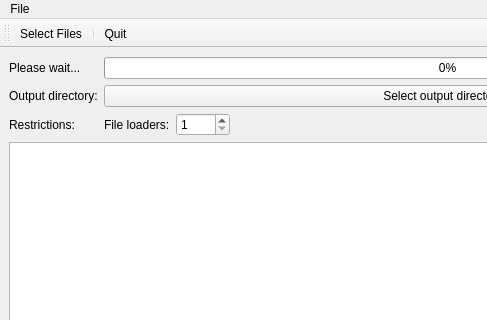
Before: the Qt Designer form examples/ThumbNailer/MainWindow.ui in KDE/threadweaver, drawn with Qt 5; both pictures show x 0 to 487 and y 0 to 320 of the 800 by 600 pixel window.
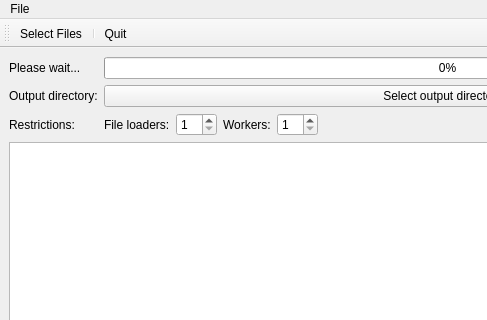
After: the same form once the commit is applied.

Commit message: Implement setting the thread cap from the UI.

```diff
--- a/examples/ThumbNailer/MainWindow.ui
+++ b/examples/ThumbNailer/MainWindow.ui
@@ -67,7 +67,24 @@
            <number>1</number>
           </property>
           <property name="maximum">
-           <number>1000</number>
+           <number>99</number>
+          </property>
+         </widget>
+        </item>
+        <item>
+         <widget class="QLabel" name="label_4">
+          <property name="text">
+           <string>Workers:</string>
+          </property>
+         </widget>
+        </item>
+        <item>
+         <widget class="QSpinBox" name="workers">
+          <property name="minimum">
+           <number>1</number>
+          </property>
+          <property name="maximum">
+           <number>64</number>
           </property>
          </widget>
         </item>
```
The commit also changes 2 other files.
